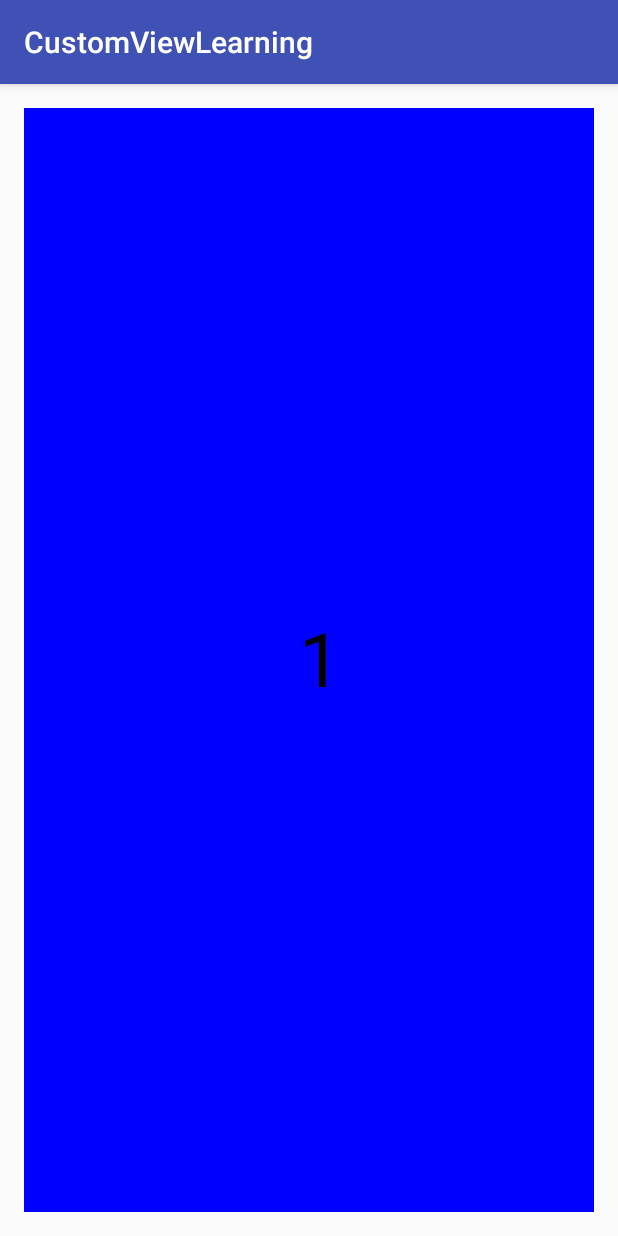
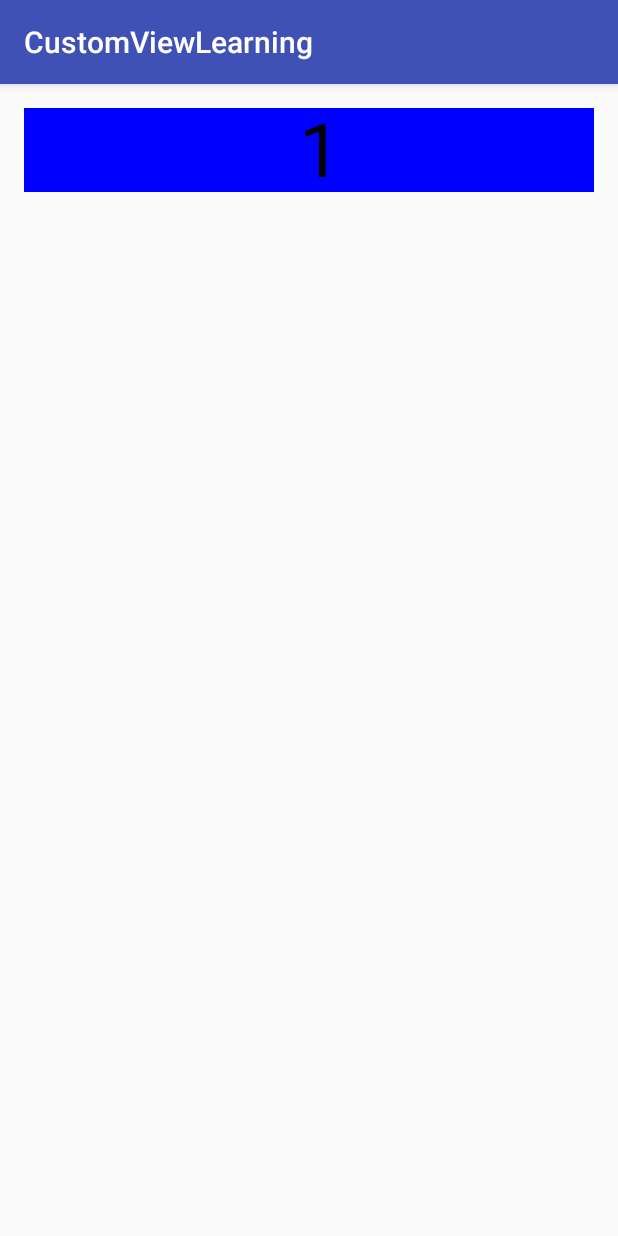
Before and after one commit to MaXiaoWu2015/CustomViewLearning-master, an Android app: the screen it shows after launch (MainActivity), on a phone screen of 412 x 824 dp. Run offline under Robolectric (Android 15) with nearby library versions, the phone set to English and light mode, and no system bars.

Commit message:
解决了TODO的问题

```diff
--- a/app/src/main/java/com/example/maxiaowu/customviewlearning/CustomTextView.java
+++ b/app/src/main/java/com/example/maxiaowu/customviewlearning/CustomTextView.java
@@ -85,6 +85,28 @@ public class CustomTextView extends View {
     @Override
     protected void onMeasure(int widthMeasureSpec, int heightMeasureSpec) {
         super.onMeasure(widthMeasureSpec, heightMeasureSpec);
+//        TODO:已解决---处理当View宽高设置为wrap_content效果和match_parent一样的问题
+        int widthMode = MeasureSpec.getMode(widthMeasureSpec);
+        int widthSize = MeasureSpec.getSize(widthMeasureSpec);
+        int heightMode = MeasureSpec.getMode(heightMeasureSpec);
+        int heightSize = MeasureSpec.getSize(heightMeasureSpec);
+        int width=getPaddingLeft()+mBound.width()+getPaddingRight();
+        int height=getPaddingTop()+mBound.height()+getPaddingBottom();
+
+        if (widthMode==MeasureSpec.AT_MOST && heightMode==MeasureSpec.AT_MOST) {
+
+            setMeasuredDimension(width, height);
+        }else if (widthMode==MeasureSpec.AT_MOST)
+        {
+            setMeasuredDimension(width,heightSize);
+        }else if (heightMode==MeasureSpec.AT_MOST)
+        {
+            setMeasuredDimension(widthSize,height);
+        }
+
+
+
+
     }
 
 
--- a/app/src/main/res/layout/activity_main.xml
+++ b/app/src/main/res/layout/activity_main.xml
@@ -11,8 +11,9 @@
     tools:context="com.example.maxiaowu.customviewlearning.MainActivity">
 
     <com.example.maxiaowu.customviewlearning.CustomTextView
-        android:layout_width="wrap_content"
+        android:layout_width="match_parent"
         android:layout_height="wrap_content"
+        android:padding="10dp"
         custom:text="1"
         custom:textSize="50sp"
         custom:textColor="#000000"
```
